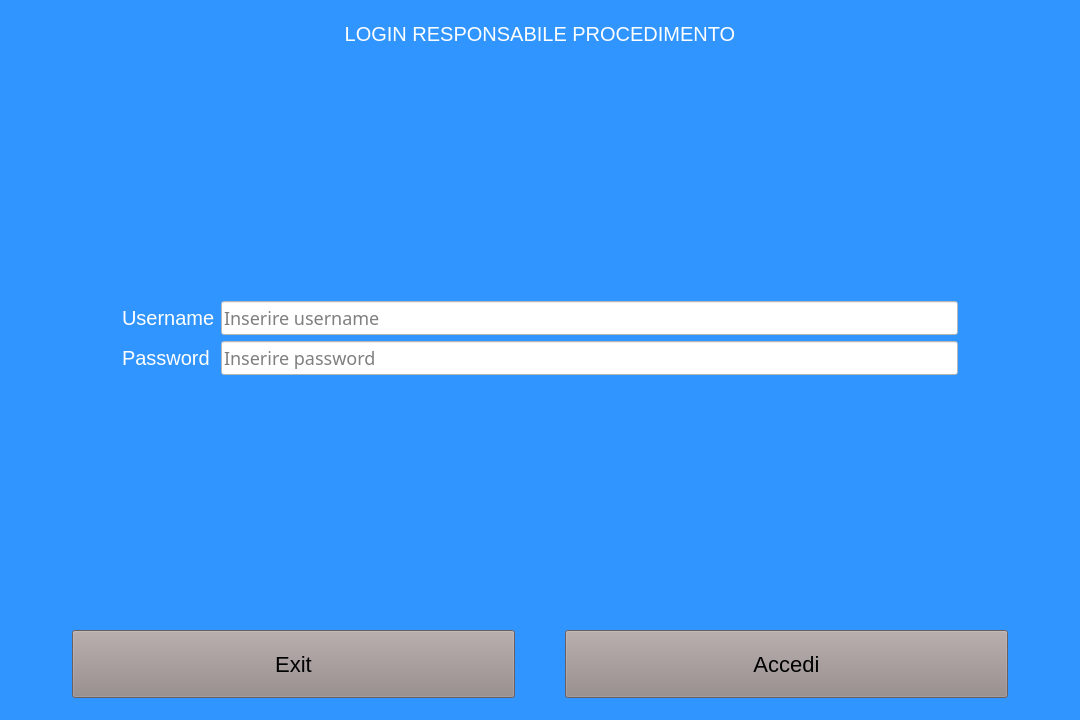
The window that mainwindowrp.ui (giuseppedifatta/SistemaRP) describes before a commit, drawn with Qt 5.
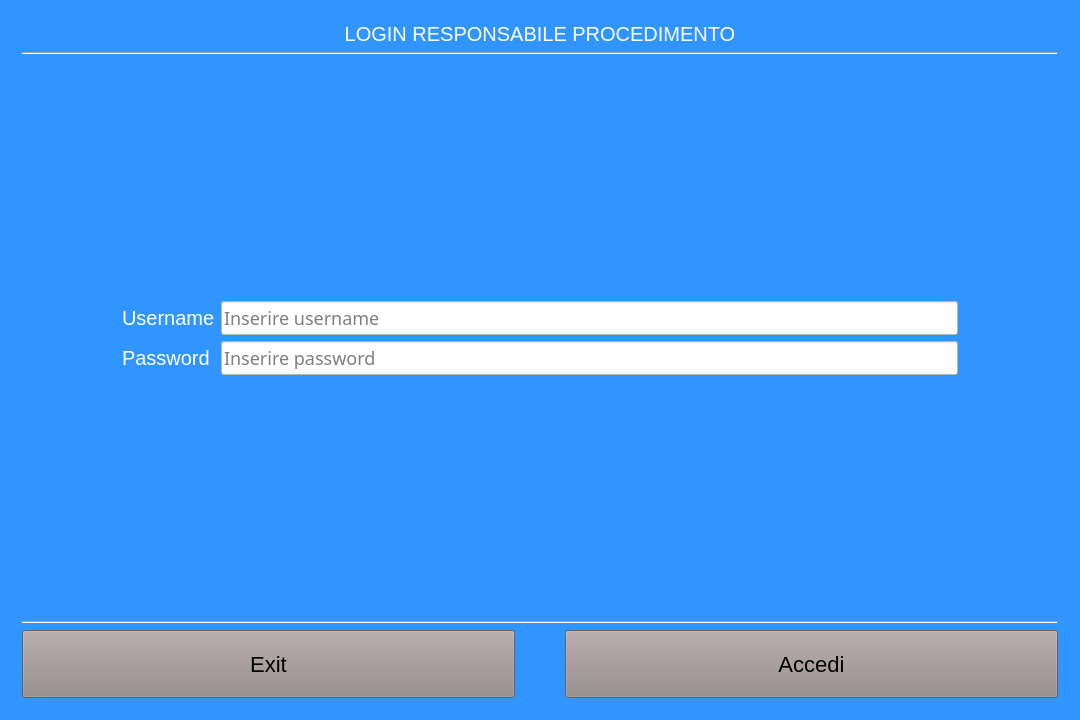
The same window after the commit. The open tabs and pages were chosen to show the change.

Commit message: miglioramento interfaccia

```diff
--- a/mainwindowrp.ui
+++ b/mainwindowrp.ui
@@ -67,45 +67,25 @@
       <widget class="QWidget" name="page_login">
        <layout class="QVBoxLayout" name="verticalLayout_2">
         <item>
-         <layout class="QGridLayout" name="gridLayout" rowstretch="0,1,0">
-          <item row="2" column="0">
-           <layout class="QHBoxLayout" name="horizontalLayout">
-            <property name="spacing">
-             <number>50</number>
-            </property>
-            <property name="leftMargin">
-             <number>50</number>
-            </property>
-            <property name="rightMargin">
-             <number>50</number>
-            </property>
-            <item>
-             <widget class="QPushButton" name="pushButton_closeApp">
-              <property name="text">
-               <string>Exit</string>
-              </property>
-             </widget>
-            </item>
-            <item>
-             <widget class="QPushButton" name="pushButton_doLogin">
-              <property name="text">
-               <string>Accedi</string>
-              </property>
-             </widget>
-            </item>
-           </layout>
-          </item>
-          <item row="0" column="0">
-           <widget class="QLabel" name="label_titleLogin">
-            <property name="text">
-             <string>LOGIN RESPONSABILE PROCEDIMENTO</string>
-            </property>
-            <property name="alignment">
-             <set>Qt::AlignCenter</set>
-            </property>
-           </widget>
-          </item>
-          <item row="1" column="0">
+         <widget class="QLabel" name="label_titleLogin">
+          <property name="text">
+           <string>LOGIN RESPONSABILE PROCEDIMENTO</string>
+          </property>
+          <property name="alignment">
+           <set>Qt::AlignCenter</set>
+          </property>
+         </widget>
+        </item>
+        <item>
+         <widget class="Line" name="line_4">
+          <property name="orientation">
+           <enum>Qt::Horizontal</enum>
+          </property>
+         </widget>
+        </item>
+        <item>
+         <layout class="QGridLayout" name="gridLayout" rowstretch="0,1,0,0,0">
+          <item row="1" column="0" rowspan="2">
            <layout class="QFormLayout" name="formLayout">
             <property name="formAlignment">
              <set>Qt::AlignLeading|Qt::AlignLeft|Qt::AlignVCenter</set>
@@ -146,6 +126,40 @@
             </item>
            </layout>
           </item>
+          <item row="4" column="0">
+           <layout class="QHBoxLayout" name="horizontalLayout">
+            <property name="spacing">
+             <number>50</number>
+            </property>
+            <property name="leftMargin">
+             <number>0</number>
+            </property>
+            <property name="rightMargin">
+             <number>0</number>
+            </property>
+            <item>
+             <widget class="QPushButton" name="pushButton_closeApp">
+              <property name="text">
+               <string>Exit</string>
+              </property>
+             </widget>
+            </item>
+            <item>
+             <widget class="QPushButton" name="pushButton_doLogin">
+              <property name="text">
+               <string>Accedi</string>
+              </property>
+             </widget>
+            </item>
+           </layout>
+          </item>
+          <item row="3" column="0">
+           <widget class="Line" name="line_6">
+            <property name="orientation">
+             <enum>Qt::Horizontal</enum>
+            </property>
+           </widget>
+          </item>
          </layout>
         </item>
        </layout>
```
Left out of the diff: 93 changed lines with no effect on the pictures. The commit also changes 4 other files.
